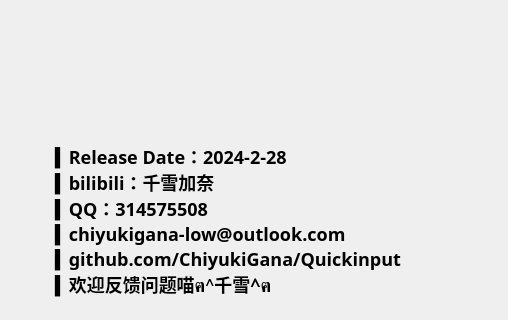
Above: .ui/AboutUi.ui from ChiyukiGana/Quickinput before the change; both pictures show x 0 to 508 and y 0 to 320 of the 640 by 440 pixel window. Below: the same form after it.
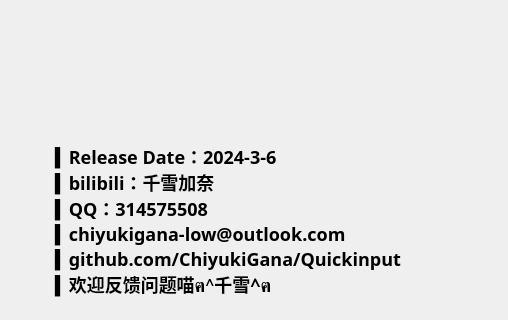
That is the form after the change. Icons and pictures are not drawn.

Diff of the .ui file:
```diff
--- a/.ui/AboutUi.ui
+++ b/.ui/AboutUi.ui
@@ -75,7 +75,7 @@
 QLabel:hover{color:#00F;}</string>
      </property>
      <property name="text">
-      <string>▍Release Date：2024-2-28
+      <string>▍Release Date：2024-3-6
 ▍bilibili：千雪加奈
 ▍QQ：314575508
 ▍chiyukigana-low@outlook.com
```
